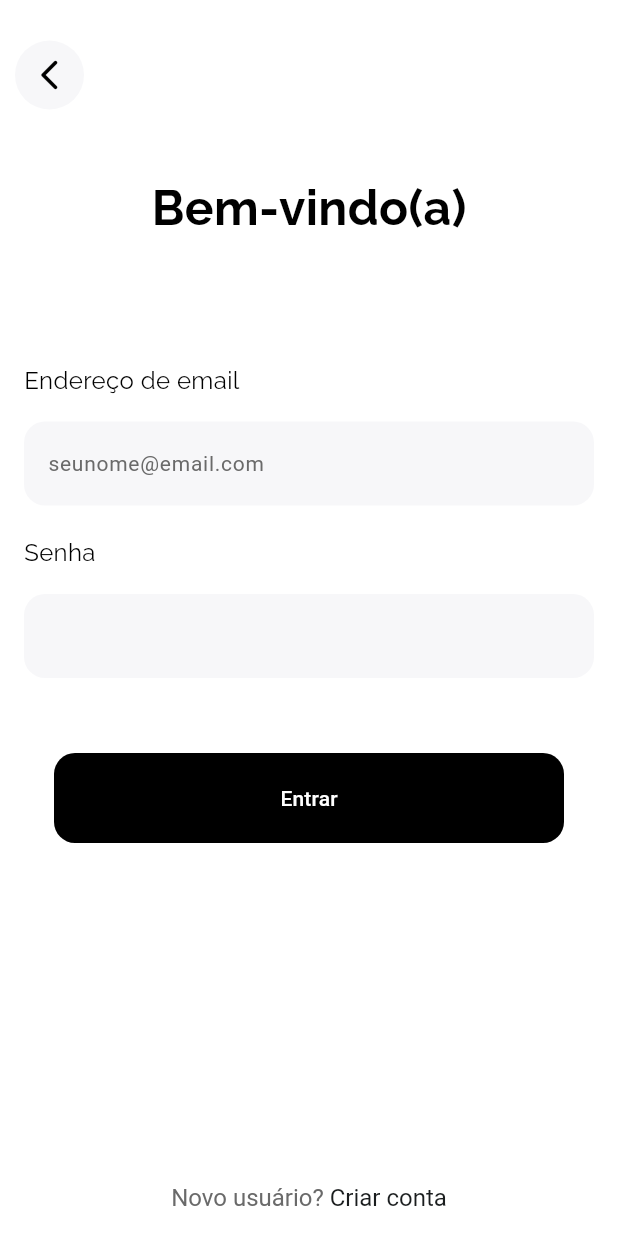
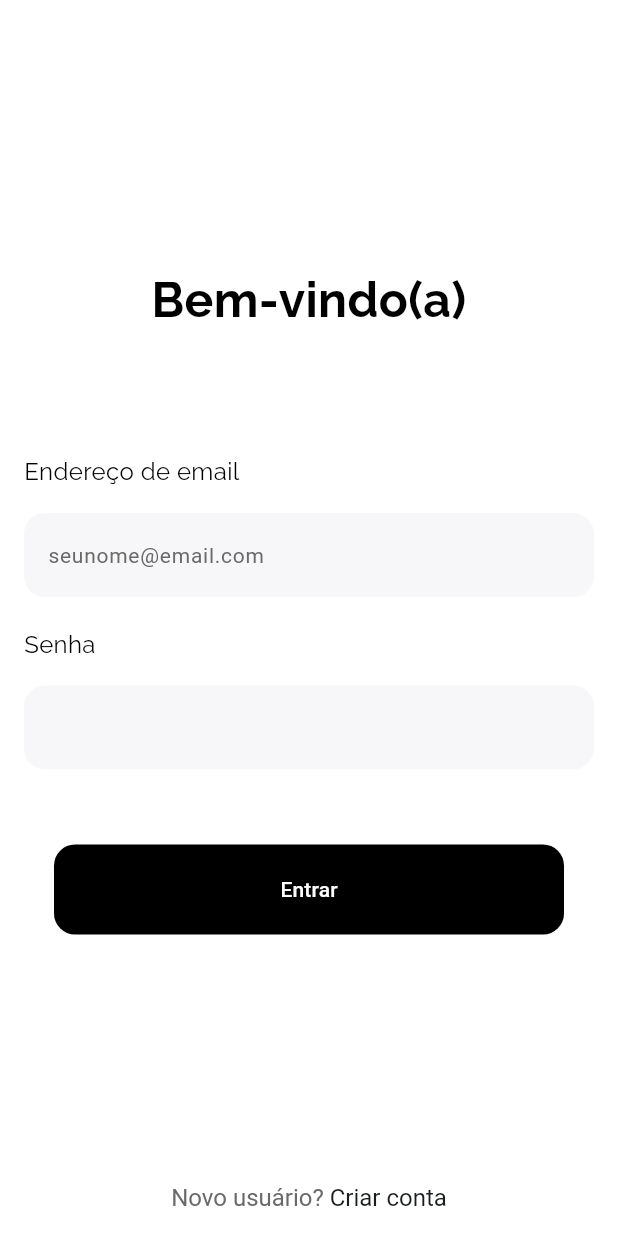
Before and after one commit to luhelenals/task-app, a Flutter app: the screen it shows after launch, on a phone screen of 412 x 824 dp. Run offline on Flutter 3.47's test engine with Material 3 defaults, Android fonts, the phone set to English and light mode, and no system bars; our stand-ins replace firebase_auth, firebase_core, google_fonts, hive, hive_flutter; accounts and stored records are empty.

Commit message:
centraização de páginas

```diff
--- a/lib/pages/login.dart
+++ b/lib/pages/login.dart
@@ -17,54 +17,38 @@ class Login extends StatelessWidget {
       backgroundColor: Colors.white,
       resizeToAvoidBottomInset: true,
       bottomNavigationBar: _signup(context),
-      appBar: AppBar(
-        backgroundColor: Colors.transparent,
-        elevation: 0,
-        toolbarHeight: 100,
-        leading: GestureDetector(
-          onTap: () {
-            Navigator.pop(context);
-          },
-          child: Container(
-            margin: const EdgeInsets.only(left: 10),
-            decoration: const BoxDecoration(
-              color: Color(0xffF7F7F9),
-              shape: BoxShape.circle
-            ),
-            child: const Center(
-              child: Icon(
-                Icons.arrow_back_ios_new_rounded,
-                color: Colors.black,
-              ),
-            ),
-          ),
-        ),
-      ),
+
       body: SafeArea(
         child: SingleChildScrollView(
-         padding: const EdgeInsets.symmetric(horizontal: 16,vertical: 16),
+          padding: const EdgeInsets.symmetric(horizontal: 16, vertical: 16),
+          child: ConstrainedBox(
+            constraints: BoxConstraints(
+              minHeight: MediaQuery.of(context).size.height - MediaQuery.of(context).padding.top - kBottomNavigationBarHeight,
+            ),
+            child: IntrinsicHeight(
               child: Column(
-            mainAxisAlignment: MainAxisAlignment.start,
+                mainAxisAlignment: MainAxisAlignment.center, // <-- centraliza verticalmente
                 children: [
-              Center(
-                child: Text(
+                  Text(
                     'Bem-vindo(a)',
                     style: GoogleFonts.raleway(
                       textStyle: const TextStyle(
                         color: Colors.black,
                         fontWeight: FontWeight.bold,
-                      fontSize: 32
-                    )
+                        fontSize: 32,
                       ),
                     ),
+                    textAlign: TextAlign.center,
                   ),
-              const SizedBox(height: 80,),
+                  const SizedBox(height: 80),
                   _emailAddress(),
-               const SizedBox(height: 20,),
+                  const SizedBox(height: 20),
                   _password(),
-               const SizedBox(height: 50,),
+                  const SizedBox(height: 50),
                   _signin(context),
                 ],
+              ),
+            ),
           ),
         ),
       ),
--- a/lib/services/auth_service.dart
+++ b/lib/services/auth_service.dart
@@ -1,6 +1,5 @@
 import 'package:firebase_auth/firebase_auth.dart';
 import 'package:flutter/material.dart';
-import 'package:fluttertoast/fluttertoast.dart';
 import 'package:task_app/pages/home.dart';
 import 'package:task_app/pages/login.dart';
 import 'package:task_app/utils/snackbar_helper.dart';
```
Also changed, not shown: lib/pages/home.dart (+19 -17 lines), lib/pages/signup.dart (+23 -19 lines), lib/pages/view_task.dart (+24 -3 lines). Lines whose indentation alone changed are shown as unchanged.
